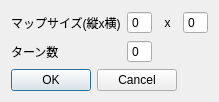
Qt form Qt/settingdialog.ui (Yuya-003/Procon29) before a commit.
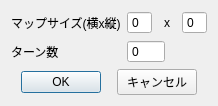
The same form after that commit.

```diff
--- a/Qt/settingdialog.ui
+++ b/Qt/settingdialog.ui
@@ -31,16 +31,33 @@
   <property name="modal">
    <bool>false</bool>
   </property>
-  <layout class="QGridLayout" name="gridLayout">
-   <item row="0" column="0">
+  <layout class="QVBoxLayout" name="verticalLayout_3">
+   <item>
+    <layout class="QHBoxLayout" name="horizontalLayout_4">
+     <item>
+      <layout class="QVBoxLayout" name="verticalLayout">
+       <item>
     <widget class="QLabel" name="label">
      <property name="text">
-      <string>マップサイズ(縦x横)</string>
+          <string>マップサイズ(横x縦)</string>
      </property>
     </widget>
    </item>
-   <item row="0" column="1">
-    <widget class="QSpinBox" name="spinBox">
+       <item>
+        <widget class="QLabel" name="label_2">
+         <property name="text">
+          <string>ターン数</string>
+         </property>
+        </widget>
+       </item>
+      </layout>
+     </item>
+     <item>
+      <layout class="QVBoxLayout" name="verticalLayout_2">
+       <item>
+        <layout class="QHBoxLayout" name="horizontalLayout">
+         <item>
+          <widget class="QSpinBox" name="map_x">
      <property name="sizePolicy">
       <sizepolicy hsizetype="Fixed" vsizetype="Fixed">
        <horstretch>0</horstretch>
@@ -52,7 +69,7 @@
      </property>
     </widget>
    </item>
-   <item row="0" column="2">
+         <item>
     <widget class="QLabel" name="label_3">
      <property name="text">
       <string>x</string>
@@ -62,8 +79,8 @@
      </property>
     </widget>
    </item>
-   <item row="0" column="3">
-    <widget class="QSpinBox" name="spinBox_2">
+         <item>
+          <widget class="QSpinBox" name="map_y">
      <property name="sizePolicy">
       <sizepolicy hsizetype="Fixed" vsizetype="Fixed">
        <horstretch>0</horstretch>
@@ -81,15 +98,12 @@
      </property>
     </widget>
    </item>
-   <item row="1" column="0">
-    <widget class="QLabel" name="label_2">
-     <property name="text">
-      <string>ターン数</string>
-     </property>
-    </widget>
-   </item>
-   <item row="1" column="1">
-    <widget class="QSpinBox" name="spinBox_3">
+        </layout>
+       </item>
+       <item>
+        <layout class="QHBoxLayout" name="horizontalLayout_2">
+         <item>
+          <widget class="QSpinBox" name="num_turn">
      <property name="sizePolicy">
       <sizepolicy hsizetype="Fixed" vsizetype="Fixed">
        <horstretch>0</horstretch>
@@ -105,17 +119,65 @@
      <property name="keyboardTracking">
       <bool>true</bool>
      </property>
-    </widget>
-   </item>
-   <item row="2" column="0" colspan="3">
-    <widget class="QDialogButtonBox" name="buttonBox">
+           <property name="minimum">
+            <number>0</number>
+           </property>
+           <property name="maximum">
+            <number>9999</number>
+           </property>
+          </widget>
+         </item>
+         <item>
+          <spacer name="horizontalSpacer">
      <property name="orientation">
       <enum>Qt::Horizontal</enum>
      </property>
-     <property name="standardButtons">
-      <set>QDialogButtonBox::Cancel|QDialogButtonBox::Ok</set>
-     </property>
-    </widget>
+           <property name="sizeType">
+            <enum>QSizePolicy::Preferred</enum>
+           </property>
+           <property name="sizeHint" stdset="0">
+            <size>
+             <width>47</width>
+             <height>20</height>
+            </size>
+           </property>
+          </spacer>
+         </item>
+        </layout>
+       </item>
+      </layout>
+     </item>
+    </layout>
+   </item>
+   <item>
+    <layout class="QHBoxLayout" name="horizontalLayout_3">
+     <item>
+      <widget class="QPushButton" name="ok_button">
+       <property name="sizePolicy">
+        <sizepolicy hsizetype="Fixed" vsizetype="Fixed">
+         <horstretch>0</horstretch>
+         <verstretch>0</verstretch>
+        </sizepolicy>
+       </property>
+       <property name="text">
+        <string>OK</string>
+       </property>
+      </widget>
+     </item>
+     <item>
+      <widget class="QPushButton" name="pushButton_2">
+       <property name="sizePolicy">
+        <sizepolicy hsizetype="Fixed" vsizetype="Fixed">
+         <horstretch>0</horstretch>
+         <verstretch>0</verstretch>
+        </sizepolicy>
+       </property>
+       <property name="text">
+        <string>キャンセル</string>
+       </property>
+      </widget>
+     </item>
+    </layout>
    </item>
   </layout>
  </widget>
```
Left out of the diff: 35 changed lines with no effect on the pictures. Lines whose indentation alone changed are shown as unchanged.
